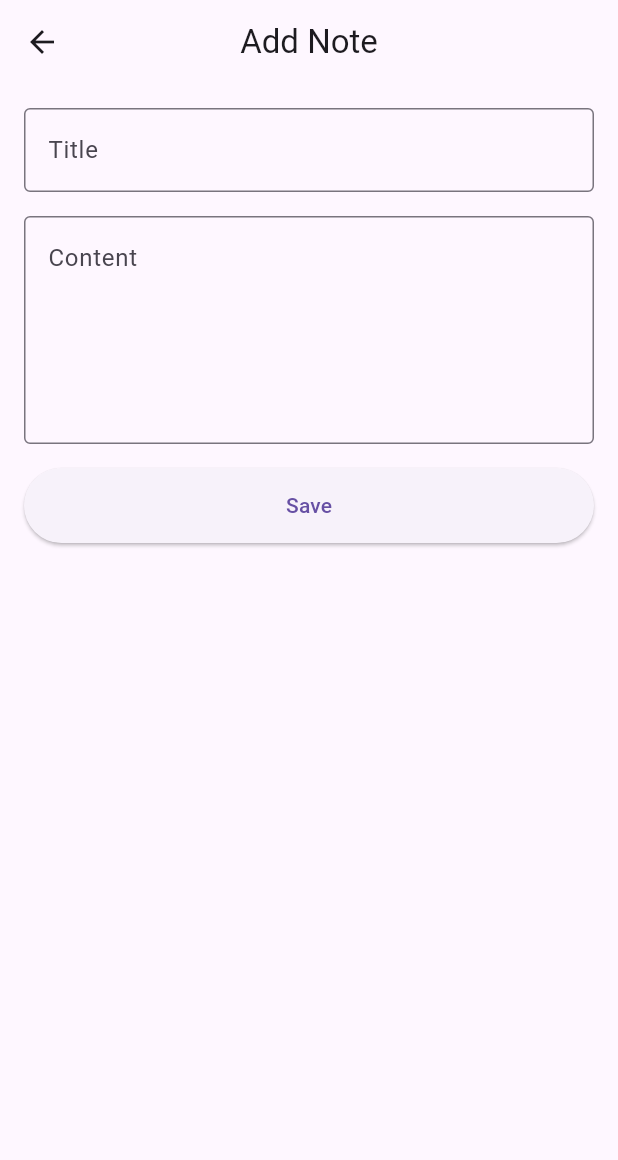
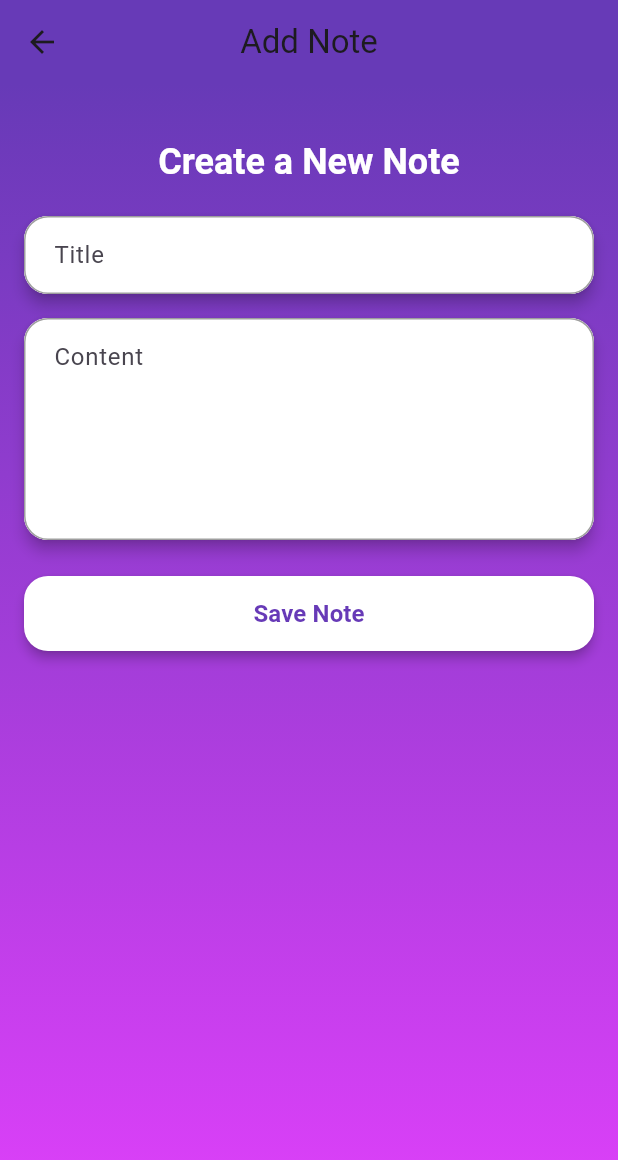
Before and after one commit to Zolayetefe/secure-note-app-front, a Flutter app: the AddNoteScreen screen opened directly, on a phone screen of 412 x 824 dp. Shown: the top 1160 px of the screen. Run offline on Flutter 3.47's test engine with Material 3 defaults, Android fonts, the phone set to English and light mode, and no system bars; our stand-ins replace flutter_secure_storage; missing offline and left inert: jwt_decode; accounts and stored records are empty.

Commit message:
some UI modification

```diff
--- a/lib/main.dart
+++ b/lib/main.dart
@@ -13,7 +13,7 @@ class SecureNotesApp extends StatelessWidget {
     return MaterialApp(
       debugShowCheckedModeBanner: false,
       title: 'Secure Notes',
-      theme: ThemeData(primarySwatch: Colors.blue),
+      theme: ThemeData(useMaterial3: true),
       home: const LoginScreen(),
 
     );
--- a/lib/screens/add_note_screen.dart
+++ b/lib/screens/add_note_screen.dart
@@ -12,26 +12,102 @@ class AddNoteScreen extends StatelessWidget {
     final contentController = TextEditingController();
 
     return Scaffold(
-      appBar: AppBar(title: const Text('Add Note'),
-      centerTitle: true,),
-      body: Padding(
+      appBar: AppBar(
+        title: const Text('Add Note'),
+        centerTitle: true,
+        backgroundColor: Colors.deepPurple,
+        elevation: 0,
+      ),
+      body: Stack(
+        children: [
+          // Background gradient
+          Container(
+            decoration: const BoxDecoration(
+              gradient: LinearGradient(
+                colors: [Colors.deepPurple, Colors.purpleAccent],
+                begin: Alignment.topCenter,
+                end: Alignment.bottomCenter,
+              ),
+            ),
+          ),
+          // Main content
+          SingleChildScrollView(
+            child: Padding(
               padding: const EdgeInsets.all(16.0),
               child: Column(
+                crossAxisAlignment: CrossAxisAlignment.stretch,
                 children: [
-            CustomTextField(controller: titleController, hintText: 'Title'),
+                  const SizedBox(height: 20),
+                  Text(
+                    'Create a New Note',
+                    style: Theme.of(context).textTheme.headlineSmall?.copyWith(
+  color: Colors.white,
+  fontWeight: FontWeight.bold,
+)
+,
+                    textAlign: TextAlign.center,
+                  ),
+                  const SizedBox(height: 20),
+                  Material(
+                    elevation: 4,
+                    borderRadius: BorderRadius.circular(16),
+                    child: CustomTextField(
+                      controller: titleController,
+                      hintText: 'Title',
+                      borderRadius: 16,
+                      fillColor: Colors.white,
+                    ),
+                  ),
                   const SizedBox(height: 16),
-            CustomTextField(controller: contentController, hintText: 'Content', maxLines: 5),
-            const SizedBox(height: 16),
+                  Material(
+                    elevation: 4,
+                    borderRadius: BorderRadius.circular(16),
+                    child: CustomTextField(
+                      controller: contentController,
+                      hintText: 'Content',
+                      maxLines: 5,
+                      borderRadius: 16,
+                      fillColor: Colors.white,
+                    ),
+                  ),
+                  const SizedBox(height: 24),
                   CustomButton(
-              text: 'Save',
+                    text: 'Save Note',
                     onPressed: () {
-                ApiService.addNote(context,titleController.text,contentController.text);
+                      if (titleController.text.isEmpty ||
+                          contentController.text.isEmpty) {
+                        ScaffoldMessenger.of(context).showSnackBar(
+                          SnackBar(
+                            content: const Text('All fields are required!'),
+                            backgroundColor: Colors.redAccent,
+                          ),
+                        );
+                        return;
+                      }
+
+                      ApiService.addNote(
+                        context,
+                        titleController.text,
+                        contentController.text,
+                      );
+                      ScaffoldMessenger.of(context).showSnackBar(
+                        SnackBar(
+                          content: const Text('Note added successfully!'),
+                          backgroundColor: Colors.green,
+                        ),
+                      );
                       Navigator.pop(context);
                     },
+                    color: Colors.white,
+                    textColor: Colors.deepPurple,
+                    borderRadius: 16,
                   ),
                 ],
               ),
             ),
+          ),
+        ],
+      ),
     );
   }
 }
--- a/lib/services/api_service.dart
+++ b/lib/services/api_service.dart
@@ -8,7 +8,7 @@ import 'package:secure_note/models/note.dart';
 import '../screens/login_screen.dart';  // To decode the JWT token
 
 class ApiService {
-  static const String baseUrl = 'http://192.168.137.8:5000/api';
+  static const String baseUrl = 'http://10.161.152.83:5000/api';
   static final FlutterSecureStorage _storage = FlutterSecureStorage();
 
   // Register method
--- a/lib/widgets/custom_button.dart
+++ b/lib/widgets/custom_button.dart
@@ -3,17 +3,36 @@ import 'package:flutter/material.dart';
 class CustomButton extends StatelessWidget {
   final String text;
   final VoidCallback onPressed;
+  final Color color;
+  final Color textColor;
+  final double borderRadius;
 
-  const CustomButton({super.key, required this.text, required this.onPressed});
+  const CustomButton({
+    super.key,
+    required this.text,
+    required this.onPressed,
+    this.color = Colors.blue,
+    this.textColor = Colors.white,
+    this.borderRadius = 8.0,
+  });
 
   @override
   Widget build(BuildContext context) {
     return ElevatedButton(
       onPressed: onPressed,
       style: ElevatedButton.styleFrom(
-                minimumSize: const Size.fromHeight(50), // Full-width button
-              ),
-      child: Text(text),
+        minimumSize: const Size.fromHeight(50), // Full-width button
+        backgroundColor: color,
+        foregroundColor: textColor,
+        shape: RoundedRectangleBorder(
+          borderRadius: BorderRadius.circular(borderRadius),
+        ),
+        elevation: 3,
+      ),
+      child: Text(
+        text,
+        style: TextStyle(fontSize: 16, fontWeight: FontWeight.bold),
+      ),
     );
   }
 }
--- a/lib/widgets/custom_textfield.dart
+++ b/lib/widgets/custom_textfield.dart
@@ -5,6 +5,8 @@ class CustomTextField extends StatelessWidget {
   final String hintText;
   final bool obscureText;
   final int maxLines;
+  final double borderRadius;
+  final Color fillColor;
 
   const CustomTextField({
     super.key,
@@ -12,6 +14,8 @@ class CustomTextField extends StatelessWidget {
     required this.hintText,
     this.obscureText = false,
     this.maxLines = 1,
+    this.borderRadius = 8.0,
+    this.fillColor = Colors.white,
   });
 
   @override
@@ -22,8 +26,23 @@ class CustomTextField extends StatelessWidget {
       maxLines: maxLines,
       decoration: InputDecoration(
         hintText: hintText,
-        border: const OutlineInputBorder(),
+        filled: true,
+        fillColor: fillColor,
+        border: OutlineInputBorder(
+          borderRadius: BorderRadius.circular(borderRadius),
+          borderSide: BorderSide.none,
+        ),
+        contentPadding: const EdgeInsets.symmetric(vertical: 14, horizontal: 16),
+        enabledBorder: OutlineInputBorder(
+          borderRadius: BorderRadius.circular(borderRadius),
+          borderSide: const BorderSide(color: Colors.grey, width: 1.0),
+        ),
+        focusedBorder: OutlineInputBorder(
+          borderRadius: BorderRadius.circular(borderRadius),
+          borderSide: const BorderSide(color: Colors.deepPurple, width: 2.0),
+        ),
       ),
+      style: TextStyle(color: Theme.of(context).textTheme.bodyLarge?.color),
     );
   }
 }
```
Also changed, not shown: lib/screens/note_detail_screen.dart (+62 -25 lines). Lines whose indentation alone changed are shown as unchanged.
